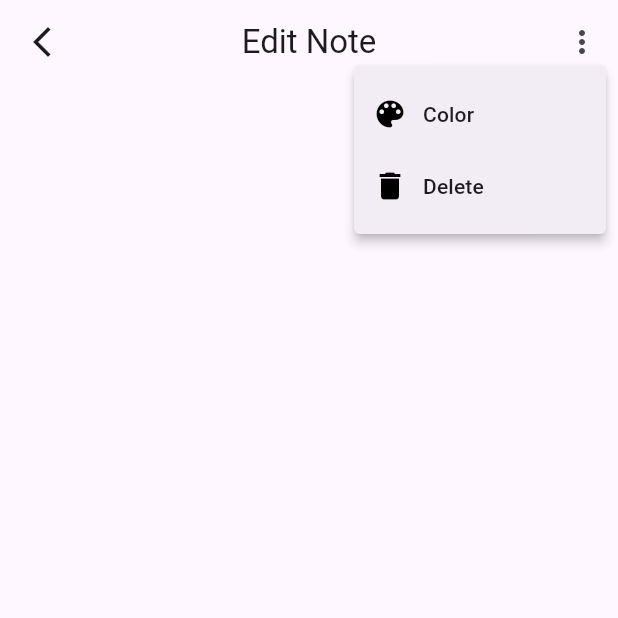
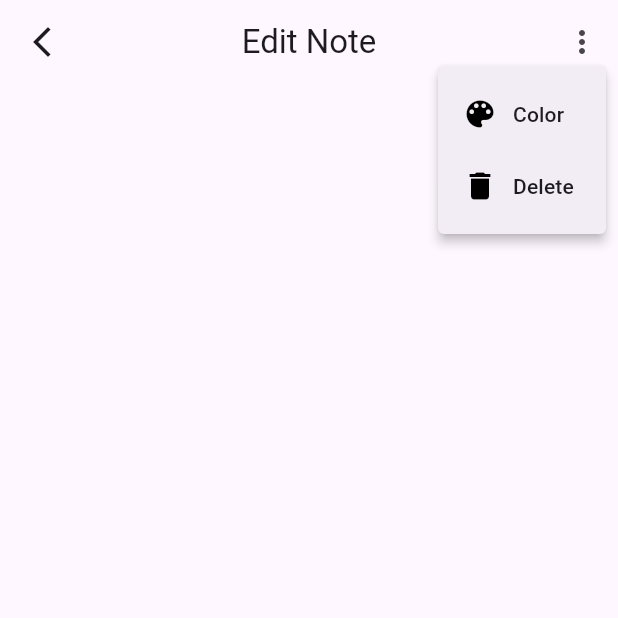
Before and after one commit to zahid2873/note_app, a Flutter app: the EditPage screen opened directly with empty values, after a tap on the "more vert" icon, on a phone screen of 412 x 824 dp, the top half of it. Run offline on Flutter 3.47's test engine with Material 2 defaults, Android fonts, the phone set to English and light mode, and no system bars; our stand-ins replace cloud_firestore, firebase_core, get; accounts and stored records are empty.

Commit message:
note color edit fixed

```diff
--- a/lib/constant/color_palette.dart
+++ b/lib/constant/color_palette.dart
@@ -1,12 +1,8 @@
-
 import 'dart:ui';
 
-
- class ColorPalette{
-  static const  Color pink =  Color.fromRGBO(255, 191, 208, 1);
+class ColorPalette {
+  static const Color pink = Color.fromRGBO(255, 191, 208, 1);
   static const Color lightBlue = Color.fromRGBO(192, 229, 255, 1);
   static const Color lightGreen = Color.fromRGBO(191, 255, 231, 1);
   static const Color yellow = Color.fromRGBO(255, 242, 190, 1);
-  static  List <Color>colorPalette = [ pink,lightBlue,lightGreen,yellow];
-
 }
--- a/lib/ui/edit/edit_page.dart
+++ b/lib/ui/edit/edit_page.dart
@@ -1,38 +1,25 @@
 import 'package:flutter/material.dart';
 import 'package:get/get.dart';
-import 'package:note_app/constant/color_palette.dart';
 import 'package:note_app/controller/note_controller.dart';
-import 'package:note_app/db_helper/db_helper.dart';
-import 'package:note_app/ui/edit/menu_item1.dart';
-import 'package:note_app/ui/edit/menu_item2.dart';
+import 'package:note_app/ui/edit/menu_item_color.dart';
 
-class EditPage extends StatefulWidget {
-  int index;
+class EditPage extends StatelessWidget {
+  final int index;
 
   EditPage({
     Key? key,
     required this.index,
   }) : super(key: key);
 
-  @override
-  State<EditPage> createState() => _EditPageState();
-}
-
-class _EditPageState extends State<EditPage> {
   final noteController = Get.find<NoteController>();
-
-  @override
-  void initState() {
-    super.initState();
-   // noteController.setEdit(widget.index);
-  }
 
   @override
   Widget build(BuildContext context) {
     return Scaffold(
-      //resizeToAvoidBottomInset: false,
       appBar: AppBar(
-        title: noteController.isEdit != false? const Text("Edit Note"):const Text("Add Note"),
+        title: noteController.isEdit != false
+            ? const Text("Edit Note")
+            : const Text("Add Note"),
         centerTitle: true,
         leading: IconButton(
             onPressed: () {
@@ -43,15 +30,33 @@ class _EditPageState extends State<EditPage> {
           PopupMenuButton(
               position: PopupMenuPosition.under,
               itemBuilder: (context) => [
-                     PopupMenuItem(child: MenuItem1()),
-                     PopupMenuItem(child: MenuItem2(index: widget.index))
+                    PopupMenuItem(
+                      padding: const EdgeInsets.symmetric(horizontal: 16),
+                      child: MenuItemColor(index: index),
+                    ),
+                    PopupMenuItem(
+                      onTap: () {
+                        noteController.deleteNote(index);
+                        Navigator.pop(context);
+                      },
+                      padding: const EdgeInsets.symmetric(horizontal: 16),
+                      child: const Row(
+                        children: [
+                          Icon(
+                            Icons.delete,
+                            color: Colors.black,
+                          ),
+                          SizedBox(width: 10),
+                          Text("Delete")
+                        ],
+                      ),
+                    )
                   ])
         ],
       ),
       body: SingleChildScrollView(
         scrollDirection: Axis.vertical,
-        child: GetBuilder<NoteController>(
-            builder: (controller) {
+        child: GetBuilder<NoteController>(builder: (controller) {
           return Padding(
             padding: const EdgeInsets.all(10.0),
             child: Column(
@@ -61,13 +66,15 @@ class _EditPageState extends State<EditPage> {
                   maxLines: 1,
                   keyboardType: TextInputType.text,
                   onChanged: (value) {
-                    controller.updateNote(widget.index);
+                    controller.updateNote(index);
                   },
                   controller: controller.titleController,
-                  decoration: noteController.isEdit==false? const InputDecoration(
+                  decoration: noteController.isEdit == false
+                      ? const InputDecoration(
                           labelText: "Title",
                           border: InputBorder.none,
-                  ):const InputDecoration(
+                        )
+                      : const InputDecoration(
                           border: InputBorder.none,
                         ),
                 ),
@@ -79,16 +86,17 @@ class _EditPageState extends State<EditPage> {
                     expands: true,
                     keyboardType: TextInputType.multiline,
                     onChanged: (value) {
-                      controller.updateNote(widget.index);
+                      controller.updateNote(index);
                     },
                     controller: controller.contentController,
-                    decoration: noteController.isEdit==false? const InputDecoration(
-
+                    decoration: noteController.isEdit == false
+                        ? const InputDecoration(
                             label: Align(
                                 alignment: Alignment.topLeft,
                                 child: Text("Content")),
                             border: InputBorder.none,
-                    ):const InputDecoration(
+                          )
+                        : const InputDecoration(
                             border: InputBorder.none,
                           ),
                   ),
--- a/lib/ui/edit/menu_item1.dart
+++ /dev/null
@@ -1,81 +0,0 @@
-import 'package:flutter/material.dart';
-
-class MenuItem1 extends StatefulWidget {
-  const MenuItem1({Key? key}) : super(key: key);
-
-  @override
-  State<MenuItem1> createState() => _MenuItem1State();
-}
-
-class _MenuItem1State extends State<MenuItem1> {
-  @override
-  Widget build(BuildContext context) {
-    return InkWell(
-      onTap: () {
-        showInputDialog();
-      },
-      child:  Row(
-        children: [
-          Icon(
-            Icons.color_lens,
-            color: Colors.black,
-          ),
-          Padding(
-              padding: EdgeInsets.only(left: 10, right: 20),
-              child: Text("Color"))
-        ],
-      ),
-    );
-  }
-
-  showInputDialog() {
-    showDialog(
-      context: context,
-      builder: (context) => const AlertDialog(
-        title: Text("Color"),
-        content: Row(
-          mainAxisAlignment: MainAxisAlignment.center,
-          children: [
-
-            InkWell(
-              child: CircleAvatar(
-
-                backgroundColor: Color.fromRGBO(255, 191, 208, 1),
-               // child: IconButton(onPressed: (){}, icon: icon)
-              ),
-            ),
-            SizedBox(
-              width: 5,
-            ),
-            CircleAvatar(
-              backgroundColor: Color.fromRGBO(192, 229, 255, 1),
-              child: Icon(Icons.check,color: Colors.black,),
-            ),
-            SizedBox(
-              width: 5,
-            ),
-            CircleAvatar(
-              backgroundColor: Color.fromRGBO(191, 255, 231, 1),
-              child: Icon(Icons.check,color: Colors.black,),
-            ),
-            SizedBox(
-              width: 5,
-            ),
-            CircleAvatar(
-              backgroundColor: Color.fromRGBO(255, 242, 190, 1),
-              child: Icon(Icons.check,color: Colors.black,),
-            ),
-          ],
-        ),
-        actions: [],
-      ),
-    );
-  }
-
-  showModal(){
-    showModalBottomSheet(context: context, builder: (context){
-      return Container();
-    });
-  }
-
-}
--- a/lib/ui/edit/menu_item2.dart
+++ /dev/null
@@ -1,38 +0,0 @@
-import 'package:flutter/material.dart';
-import 'package:get/get.dart';
-import 'package:note_app/controller/note_controller.dart';
-import 'package:note_app/ui/home/home_page.dart';
-
-class MenuItem2 extends StatefulWidget {
-  int index;
-   MenuItem2({Key? key, required this.index}) : super(key: key);
-
-  @override
-  State<MenuItem2> createState() => _MenuItem2State();
-}
-
-class _MenuItem2State extends State<MenuItem2> {
-  final controller = Get.find<NoteController>();
-  @override
-  Widget build(BuildContext context) {
-    return InkWell(
-      onTap: ()  {
-        controller.deleteNote(widget.index);
-        Navigator.pop(context);
-        Navigator.push(context, MaterialPageRoute(builder: (context)=>HomePage()));
-
-      },
-      child: const Row(
-        children: [
-          Icon(
-            Icons.delete,
-            color: Colors.black,
-          ),
-          Padding(
-              padding: EdgeInsets.only(left: 10, right: 20),
-              child: Text("Delete"))
-        ],
-      ),
-    );
-  }
-}
```
Also changed, not shown: lib/controller/note_controller.dart (+11 -8 lines), lib/ui/edit/menu_item_color.dart (added, +74 -0 lines). Lines whose indentation alone changed are shown as unchanged.
